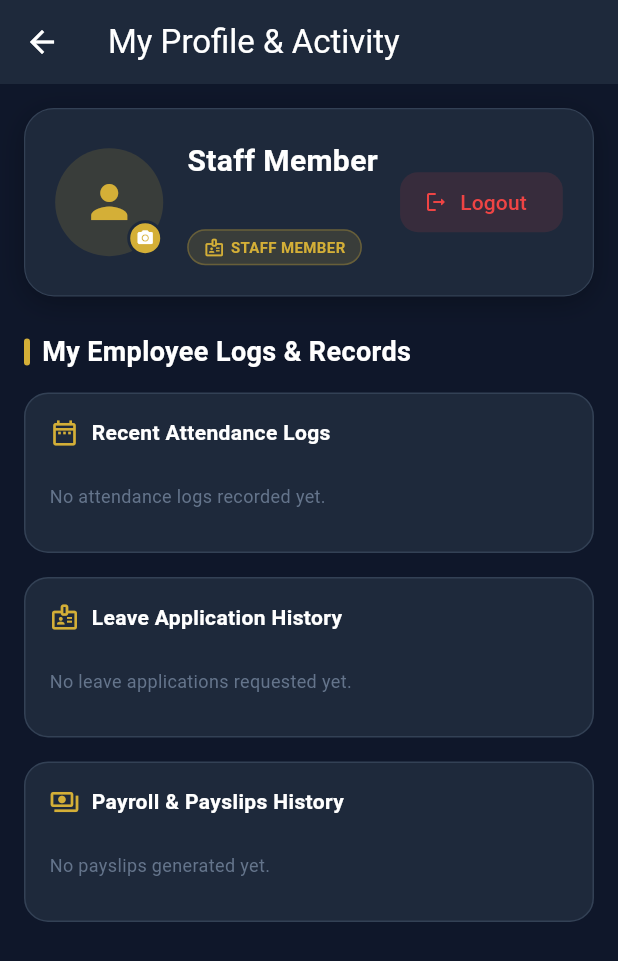
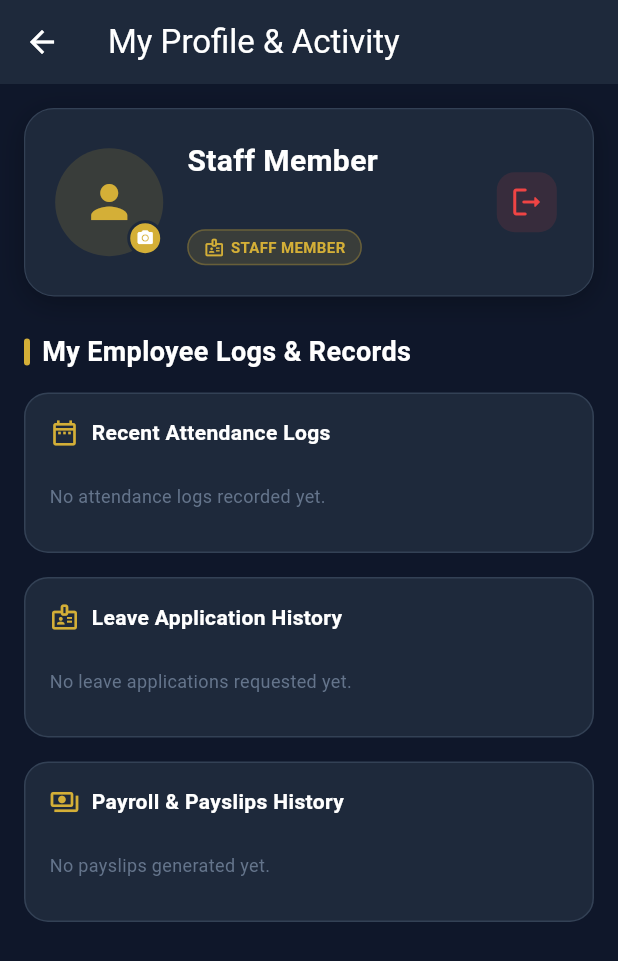
Before and after one commit to Haseeb-ML/Al-Haseeb-Foods-and-Bakers, a Flutter app: the StaffProfileScreen screen opened directly with empty values, on a phone screen of 412 x 824 dp. Shown: the top 961 px of the screen. Run offline on Flutter 3.47's test engine with Material 3 defaults, Android fonts, the phone set to English and light mode, and no system bars; our stand-ins replace cached_network_image, cloud_firestore, file_picker, firebase_auth, firebase_core, flutter_cache_manager and 4 more; accounts and stored records are empty.

Commit message:
Fix staff profile header overflow by changing logout button

```diff
--- a/lib/screens/staff/staff_profile_screen.dart
+++ b/lib/screens/staff/staff_profile_screen.dart
@@ -353,7 +353,9 @@ class _StaffProfileScreenState extends State<StaffProfileScreen> {
                         style: TextStyle(fontSize: 13, color: textSecondary),
                       ),
                       const SizedBox(height: 8),
-                      Row(
+                      Wrap(
+                        spacing: 8,
+                        runSpacing: 8,
                         children: [
                           Container(
                             padding: const EdgeInsets.symmetric(horizontal: 10, vertical: 4),
@@ -369,12 +371,16 @@ class _StaffProfileScreenState extends State<StaffProfileScreen> {
                               children: [
                                 Icon(Icons.badge_outlined, size: 14, color: accentController.value),
                                 const SizedBox(width: 4),
-                                Text(
-                                  'STAFF MEMBER',
-                                  style: TextStyle(
-                                    fontSize: 10,
-                                    fontWeight: FontWeight.bold,
-                                    color: accentController.value,
+                                Flexible(
+                                  child: Text(
+                                    'STAFF MEMBER',
+                                    maxLines: 1,
+                                    overflow: TextOverflow.ellipsis,
+                                    style: TextStyle(
+                                      fontSize: 10,
+                                      fontWeight: FontWeight.bold,
+                                      color: accentController.value,
+                                    ),
                                   ),
                                 ),
                               ],
@@ -385,14 +391,14 @@ class _StaffProfileScreenState extends State<StaffProfileScreen> {
                     ],
                   ),
                 ),
-                ElevatedButton.icon(
+                const SizedBox(width: 8),
+                IconButton(
                   onPressed: _handleLogout,
-                  icon: const Icon(Icons.logout_rounded, size: 16),
-                  label: const Text('Logout'),
-                  style: ElevatedButton.styleFrom(
+                  icon: const Icon(Icons.logout_rounded),
+                  tooltip: 'Logout',
+                  style: IconButton.styleFrom(
                     backgroundColor: AppColors.danger.withValues(alpha: 0.12),
                     foregroundColor: AppColors.danger,
-                    elevation: 0,
                     shape: RoundedRectangleBorder(
                       borderRadius: BorderRadius.circular(12),
                     ),
```
